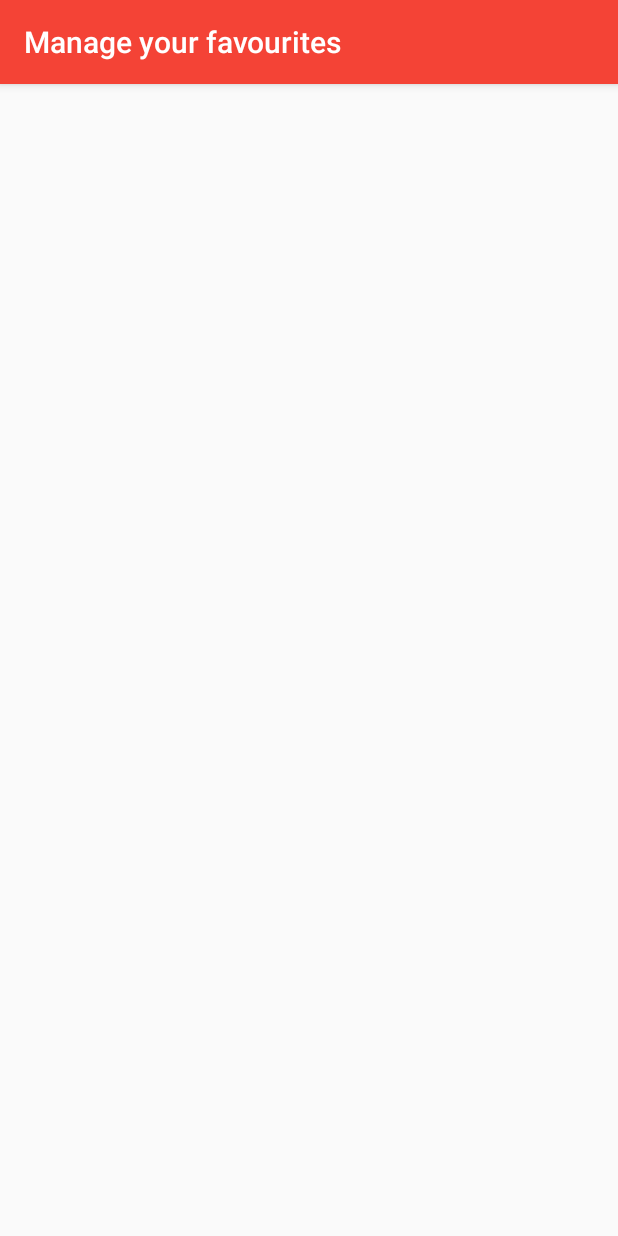
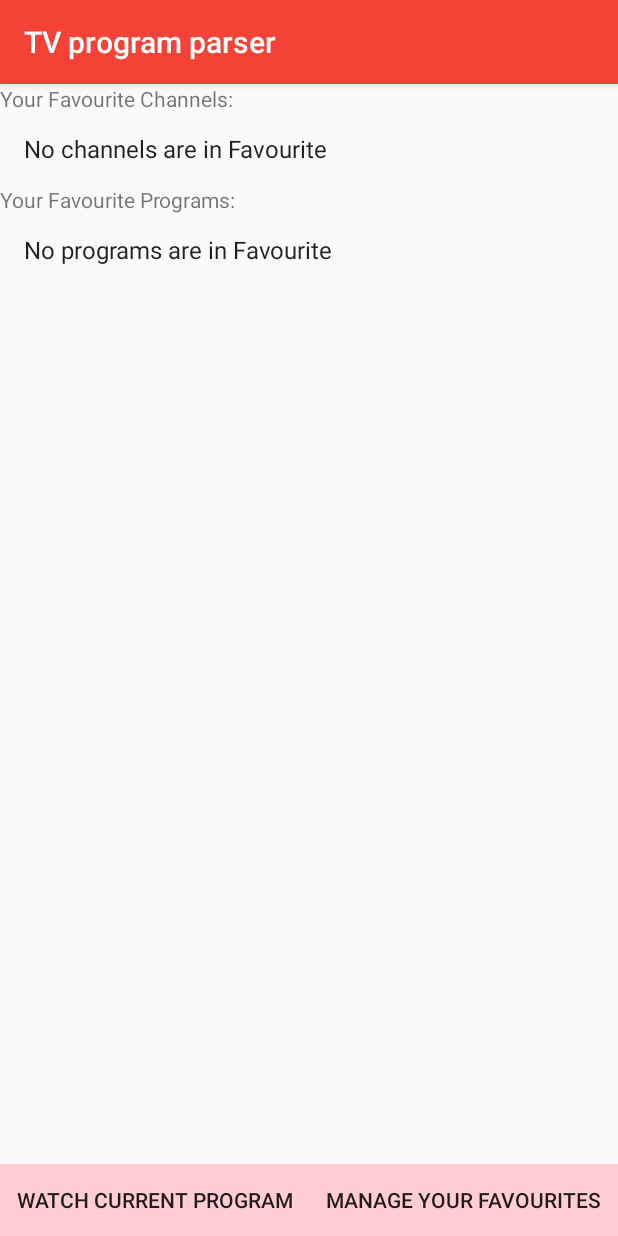
Before and after one commit to danisHaz/TV_program_parser, an Android app: the screen it shows after launch (ManageFavouritesActivity before the commit, MainActivity after it), after a tap on "MANAGE YOUR FAVOURITES", on a phone screen of 412 x 824 dp. Run offline under Robolectric (Android 15) with nearby library versions, the phone set to English and light mode, and no system bars; 4 statements that could not run were skipped.

Commit message:
add fragment replace in MainActivity

```diff
--- a/app/src/main/java/com/example/tvprogramparser/MainActivity.java
+++ b/app/src/main/java/com/example/tvprogramparser/MainActivity.java
@@ -24,12 +24,15 @@ public class MainActivity extends AppCompatActivity {
     private void setWatchProgramFragment() {
         getSupportFragmentManager().beginTransaction()
                 .setReorderingAllowed(true)
-                .add(R.id.frag, BottomSheetFragment.createInstance(), TLS.WATCH_PROGRAM_TAG)
+                .replace(R.id.frag, BottomSheetFragment.createInstance(), TLS.WATCH_PROGRAM_TAG)
                 .commit();
     }
 
     private void setManageFavouritesFragment() {
-        // TODO: add code
+        getSupportFragmentManager().beginTransaction()
+                .setReorderingAllowed(true)
+                .replace(R.id.frag, ManageFavouritesFragment.createInstance(), TLS.MANAGE_YOUR_FAVOURITES_TAG)
+                .commit();
     }
 
     public void onWatchProgramClick(View view) {
@@ -37,7 +40,6 @@ public class MainActivity extends AppCompatActivity {
     }
 
     public void onManageFavouritesClick(View view) {
-        Intent intent = new Intent(this, ManageFavouritesActivity.class);
-        startActivity(intent);
+        this.setManageFavouritesFragment();
     }
 }
--- a/app/src/main/java/com/example/tvprogramparser/ManageFavouritesFragment.java
+++ b/app/src/main/java/com/example/tvprogramparser/ManageFavouritesFragment.java
@@ -15,6 +15,11 @@ import android.widget.ListView;
 import java.util.ArrayList;
 
 public class ManageFavouritesFragment extends Fragment {
+
+    public static ManageFavouritesFragment createInstance() {
+        ManageFavouritesFragment frag = new ManageFavouritesFragment();
+        return frag;
+    }
 
     @Override
     public View onCreateView(@NonNull LayoutInflater inflater, ViewGroup container,
@@ -43,6 +48,12 @@ public class ManageFavouritesFragment extends Fragment {
                     programs
             );
 
+            if (adap1.isEmpty())
+                adap1.add(getResources().getString(R.string.channelsListEmpty));
+
+            if (adap2.isEmpty())
+                adap2.add(getResources().getString(R.string.programsListEmpty));
+
             ((ListView)view.findViewById(R.id.favouriteChannelsList)).setAdapter(adap1);
             ((ListView)view.findViewById(R.id.favouriteProgramsList)).setAdapter(adap2);
         } else {
--- a/app/src/main/res/layout/fragment_manage_favourites.xml
+++ b/app/src/main/res/layout/fragment_manage_favourites.xml
@@ -10,7 +10,7 @@
     <TextView
         android:id="@+id/favouriteChannelsTitle"
         android:layout_width="match_parent"
-        android:layout_height="match_parent"
+        android:layout_height="wrap_content"
         android:text="@string/defaultChannelTitle"/>
 
     <ListView
--- a/app/src/main/res/values/strings.xml
+++ b/app/src/main/res/values/strings.xml
@@ -5,4 +5,6 @@
     <string name="manageFavourites">Manage your favourites</string>
     <string name="defaultChannelTitle">Your Favourite Channels:</string>
     <string name="defaultProgramTitle">Your Favourite Programs:</string>
+    <string name="channelsListEmpty">No channels are in Favourite</string>
+    <string name="programsListEmpty">No programs are in Favourite</string>
 </resources>
```
